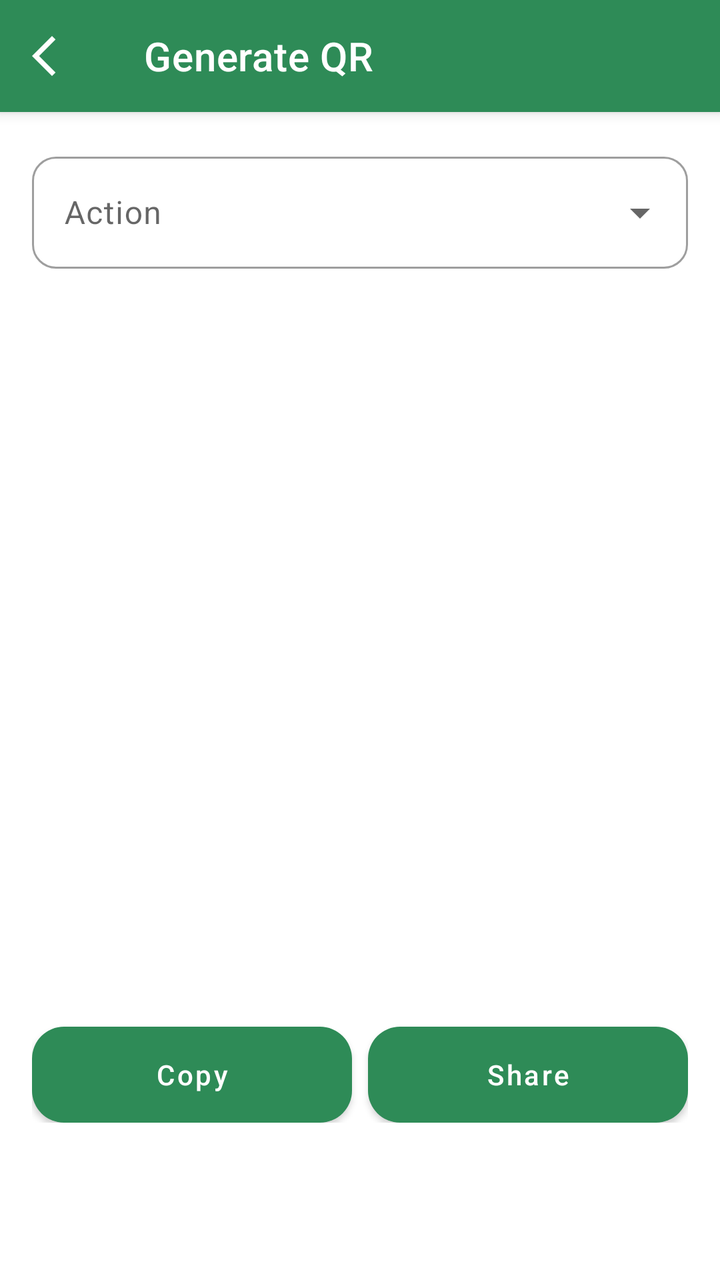
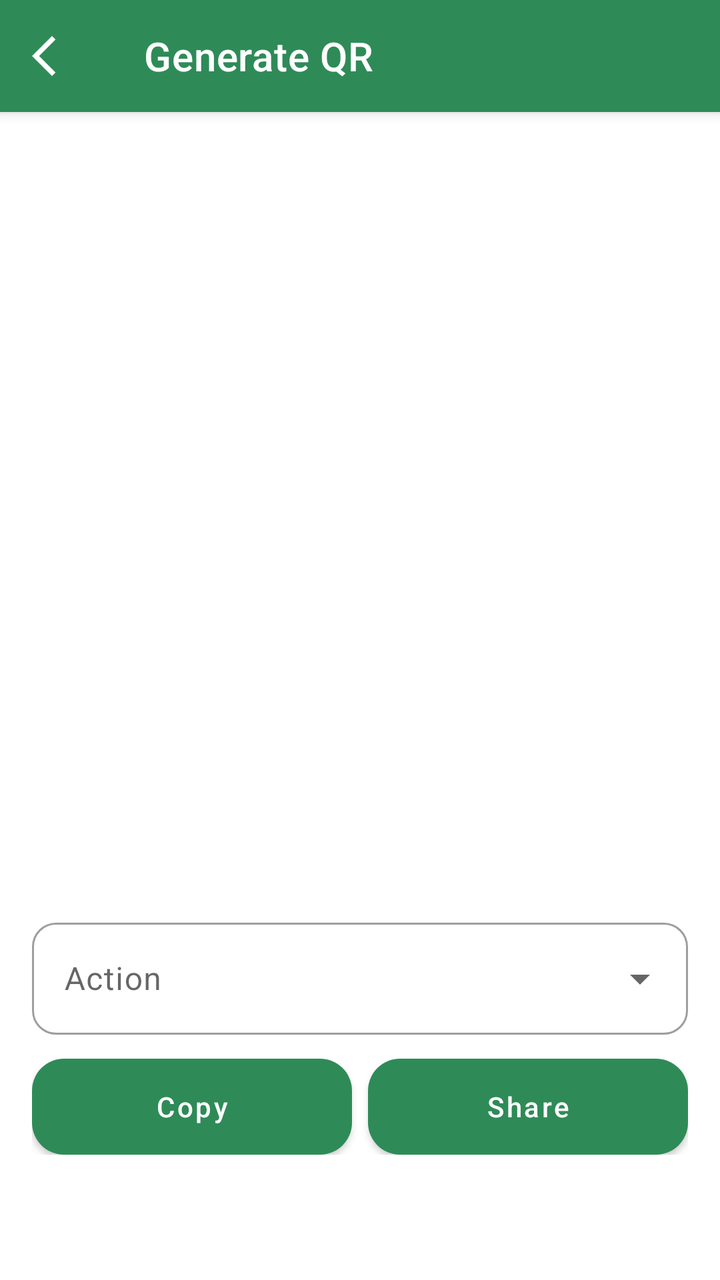

Compare the two renders of this Android layout. The source of the first and the diff that turns it into the second are given below.
<!-- AndroidManifest.xml: application theme Theme.Switchly -->
<!-- res/layout/activity_qr_generate.xml -->
<?xml version="1.0" encoding="utf-8"?>
<androidx.coordinatorlayout.widget.CoordinatorLayout
    xmlns:android="http://schemas.android.com/apk/res/android"
    xmlns:app="http://schemas.android.com/apk/res-auto"
    android:layout_width="match_parent"
    android:layout_height="match_parent">

    
    <com.google.android.material.appbar.AppBarLayout
        android:layout_width="match_parent"
        android:layout_height="wrap_content"
        android:fitsSystemWindows="true">

        <com.google.android.material.appbar.MaterialToolbar
            android:id="@+id/toolbar"
            style="@style/Switchly.TopBar"
            android:layout_width="match_parent"
            android:layout_height="wrap_content"
            android:minHeight="?attr/actionBarSize"
            app:title="@string/qr_generate_title"
            app:navigationIcon="@drawable/arrow_back_ios_24" />
    </com.google.android.material.appbar.AppBarLayout>

    <androidx.core.widget.NestedScrollView
        android:layout_width="match_parent"
        android:layout_height="match_parent"
        android:fillViewport="true"
        app:layout_behavior="@string/appbar_scrolling_view_behavior">

        <LinearLayout
            android:layout_width="match_parent"
            android:layout_height="wrap_content"
            android:orientation="vertical"
            android:padding="16dp"
            android:paddingBottom="24dp">

            
            <com.google.android.material.textfield.TextInputLayout
                style="@style/Switchly.DropdownLayout"
                android:layout_width="match_parent"
                android:layout_height="wrap_content"
                android:hint="@string/qr_action"
                app:endIconMode="dropdown_menu">

                <com.google.android.material.textfield.MaterialAutoCompleteTextView
                    android:id="@+id/actionDropdown"
                    style="@style/Switchly.DropdownText"
                    android:layout_width="match_parent"
                    android:layout_height="wrap_content"
                    android:inputType="none" />
            </com.google.android.material.textfield.TextInputLayout>

            
            <com.google.android.material.textfield.TextInputLayout
                android:id="@+id/tilProfile"
                style="@style/Switchly.DropdownLayout"
                android:layout_width="match_parent"
                android:layout_height="wrap_content"
                android:layout_marginTop="12dp"
                android:hint="@string/select_profile"
                app:endIconMode="dropdown_menu"
                android:visibility="gone">

                <com.google.android.material.textfield.MaterialAutoCompleteTextView
                    android:id="@+id/profileDropdown"
                    style="@style/Switchly.DropdownText"
                    android:layout_width="match_parent"
                    android:layout_height="wrap_content"
                    android:inputType="none" />
            </com.google.android.material.textfield.TextInputLayout>

            
            <com.google.android.material.textfield.TextInputLayout
                android:id="@+id/tilMinutes"
                style="@style/Switchly.DropdownLayout"
                android:layout_width="match_parent"
                android:layout_height="wrap_content"
                android:layout_marginTop="12dp"
                android:hint="@string/qr_minutes"
                app:endIconMode="dropdown_menu"
                android:visibility="gone">

                <com.google.android.material.textfield.MaterialAutoCompleteTextView
                    android:id="@+id/minutesDropdown"
                    style="@style/Switchly.DropdownText"
                    android:layout_width="match_parent"
                    android:layout_height="wrap_content"
                    android:inputType="none" />
            </com.google.android.material.textfield.TextInputLayout>

            
            <ImageView
                android:id="@+id/ivQr"
                android:layout_width="match_parent"
                android:layout_height="320dp"
                android:layout_marginTop="16dp"
                android:scaleType="fitCenter"
                android:contentDescription="@string/qr_title" />

            
            <TextView
                android:id="@+id/tvUri"
                android:layout_width="match_parent"
                android:layout_height="wrap_content"
                android:layout_marginTop="12dp"
                android:textIsSelectable="true"
                android:textAppearance="@style/TextAppearance.Material3.BodyMedium" />

            
            <LinearLayout
                android:layout_width="match_parent"
                android:layout_height="wrap_content"
                android:layout_marginTop="12dp"
                android:orientation="horizontal">

                <com.google.android.material.button.MaterialButton
                    android:id="@+id/btnCopy"
                    style="@style/Switchly.Button"
                    android:layout_width="0dp"
                    android:layout_height="48dp"
                    android:layout_weight="1"
                    android:text="@string/copy" />

                <Space
                    android:layout_width="8dp"
                    android:layout_height="1dp" />

                <com.google.android.material.button.MaterialButton
                    android:id="@+id/btnShare"
                    style="@style/Switchly.Button"
                    android:layout_width="0dp"
                    android:layout_height="48dp"
                    android:layout_weight="1"
                    android:text="@string/share" />
            </LinearLayout>

        </LinearLayout>
    </androidx.core.widget.NestedScrollView>

</androidx.coordinatorlayout.widget.CoordinatorLayout>
<!-- resources referenced by this layout -->
<resources>
  <!-- drawable arrow_back_ios_24 (drawable) -->
  <vector xmlns:android="http://schemas.android.com/apk/res/android"
      android:width="24dp"
      android:height="24dp"
      android:viewportWidth="960"
      android:viewportHeight="960">
    <path
        android:pathData="M400,880 L0,480l400,-400 71,71 -329,329 329,329 -71,71Z"
        android:fillColor="?attr/colorOnSurface"/>
  </vector>
  <string name="copy">Copy</string>
  <string name="qr_action">Action</string>
  <string name="qr_generate_title">Generate QR</string>
  <string name="qr_minutes">Minutes</string>
  <string name="qr_title">QR</string>
  <string name="select_profile">Select profile</string>
  <string name="share">Share</string>
  <style name="Switchly.DropdownText" parent="Widget.MaterialComponents.AutoCompleteTextView.OutlinedBox">
          <item name="android:minHeight">56dp</item>
          <item name="android:paddingTop">12dp</item>
          <item name="android:paddingBottom">12dp</item>
          <item name="android:textAppearance">@style/TextAppearance.MaterialComponents.Body1</item>
      </style>
  <style name="Switchly.TopBar" parent="Widget.MaterialComponents.Toolbar">
          
          <item name="android:background">?attr/colorPrimary</item>
          <item name="backgroundTint">?attr/colorPrimary</item>
  
          
          <item name="titleTextColor">@android:color/white</item>
  
          
          <item name="navigationIconTint">@android:color/white</item>
      </style>
  <style name="Switchly.DropdownHint" parent="TextAppearance.MaterialComponents.Body2">
          <item name="android:lineHeight" tools:targetApi="28">14sp</item>
      </style>
  <color name="accent_default_green">#2E8B57</color>
  <style name="Switchly.Fab" parent="Widget.MaterialComponents.FloatingActionButton">
          <item name="backgroundTint">?attr/colorPrimary</item>
          <item name="tint">@android:color/white</item>
      </style>
  <style name="Switchly.Card" parent="Widget.MaterialComponents.CardView">
          <item name="shapeAppearance">@style/ShapeAppearance.Switchly.Card</item>
          <item name="cardBackgroundColor">@color/switchly_card_bg</item>
          <item name="strokeColor">@color/switchly_card_stroke</item>
          <item name="strokeWidth">1dp</item>
          <item name="cardElevation">2dp</item>
          <item name="cardUseCompatPadding">true</item>
      </style>
  <style name="Switchly.TextInputLayout" parent="Widget.MaterialComponents.TextInputLayout.OutlinedBox">
          <item name="boxStrokeWidth">1dp</item>
          <item name="boxStrokeWidthFocused">2dp</item>
          <item name="boxCornerRadiusTopStart">12dp</item>
          <item name="boxCornerRadiusTopEnd">12dp</item>
          <item name="boxCornerRadiusBottomStart">12dp</item>
          <item name="boxCornerRadiusBottomEnd">12dp</item>
      </style>
  <style name="Switchly.AutoCompleteText" parent="Widget.MaterialComponents.AutoCompleteTextView.OutlinedBox">
          <item name="android:minHeight">56dp</item>
          <item name="android:paddingTop">12dp</item>
          <item name="android:paddingBottom">12dp</item>
          <item name="android:textAppearance">@style/TextAppearance.MaterialComponents.Body1</item>
      </style>
  <style name="ThemeOverlay.Switchly.Dialog" parent="ThemeOverlay.MaterialComponents.MaterialAlertDialog">
          <item name="colorControlActivated">?attr/colorPrimary</item>
          <item name="colorControlHighlight">?attr/colorPrimary</item>
          <item name="colorAccent">?attr/colorPrimary</item>
      </style>
  <style name="ShapeAppearance.Switchly.Card" parent="ShapeAppearance.MaterialComponents.LargeComponent">
          <item name="cornerFamily">rounded</item>
          <item name="cornerSize">26dp</item>
      </style>
  <color name="switchly_card_bg">#F7FFFFFF</color>
  <color name="switchly_card_stroke">#14000000</color>
  <!-- unchanged entries left out for length: 3 -->
</resources>

<!-- the commit's change to res/layout/activity_qr_generate.xml (unified diff, before → after) -->
@@ -33,12 +33,30 @@
             android:orientation="vertical"
             android:padding="16dp"
             android:paddingBottom="24dp">
+            
+            <ImageView
+                android:id="@+id/ivQr"
+                android:layout_width="match_parent"
+                android:layout_height="320dp"
+                android:layout_marginTop="16dp"
+                android:scaleType="fitCenter"
+                android:contentDescription="@string/qr_title" />
+
+            
+            <TextView
+                android:id="@+id/tvUri"
+                android:layout_width="match_parent"
+                android:layout_height="wrap_content"
+                android:layout_marginTop="12dp"
+                android:textIsSelectable="true"
+                android:textAppearance="@style/TextAppearance.Material3.BodyMedium" />
 
             
             <com.google.android.material.textfield.TextInputLayout
                 style="@style/Switchly.DropdownLayout"
                 android:layout_width="match_parent"
                 android:layout_height="wrap_content"
+                android:layout_marginTop="16dp"
                 android:hint="@string/qr_action"
                 app:endIconMode="dropdown_menu">
 
@@ -89,24 +107,6 @@
             </com.google.android.material.textfield.TextInputLayout>
 
             
-            <ImageView
-                android:id="@+id/ivQr"
-                android:layout_width="match_parent"
-                android:layout_height="320dp"
-                android:layout_marginTop="16dp"
-                android:scaleType="fitCenter"
-                android:contentDescription="@string/qr_title" />
-
-            
-            <TextView
-                android:id="@+id/tvUri"
-                android:layout_width="match_parent"
-                android:layout_height="wrap_content"
-                android:layout_marginTop="12dp"
-                android:textIsSelectable="true"
-                android:textAppearance="@style/TextAppearance.Material3.BodyMedium" />
-
-            
             <LinearLayout
                 android:layout_width="match_parent"
                 android:layout_height="wrap_content"
